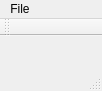
The window that src/nqrduck/core/resources/main_window.ui (nqrduck/nqrduck) describes before a commit, drawn with Qt 5.
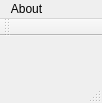
The same window after the commit.

Commit message: Updated main window.

```diff
--- a/src/nqrduck/core/resources/main_window.ui
+++ b/src/nqrduck/core/resources/main_window.ui
@@ -7,7 +7,7 @@
     <x>0</x>
     <y>0</y>
     <width>102</width>
-    <height>91</height>
+    <height>103</height>
    </rect>
   </property>
   <property name="windowTitle">
@@ -37,7 +37,7 @@
    </property>
    <widget class="QMenu" name="menuFile">
     <property name="title">
-     <string>File</string>
+     <string>About</string>
     </property>
     <addaction name="actionNew"/>
     <addaction name="actionSave_as"/>
```
Left out of the diff: 3 changed lines with no effect on the pictures. The commit also changes 1 other file.
